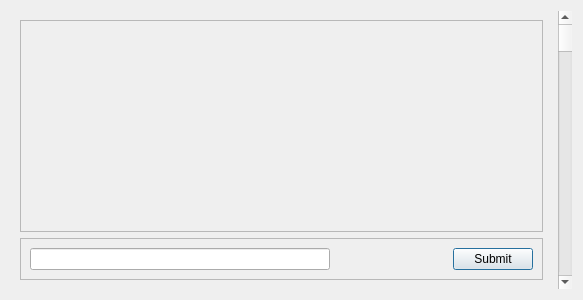
doubledubba/braveirc, file gui/ui/chat.ui: the form before one commit.
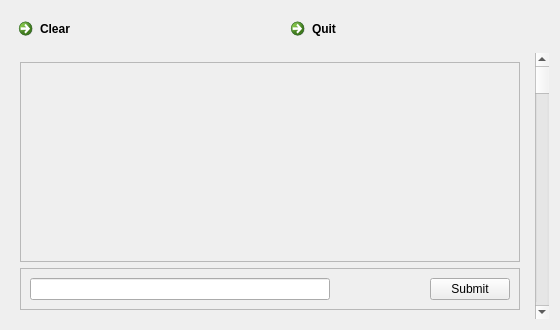
The form after the commit.

Commit message: quit and clear buttons work

What changed in the file:
```diff
--- a/gui/ui/chat.ui
+++ b/gui/ui/chat.ui
@@ -6,15 +6,41 @@
    <rect>
     <x>0</x>
     <y>0</y>
-    <width>583</width>
-    <height>300</height>
+    <width>560</width>
+    <height>330</height>
    </rect>
   </property>
+  <property name="minimumSize">
+   <size>
+    <width>560</width>
+    <height>330</height>
+   </size>
+  </property>
   <property name="windowTitle">
    <string>Dialog</string>
   </property>
+  <layout class="QVBoxLayout" name="verticalLayout_2">
+   <item>
   <layout class="QHBoxLayout" name="horizontalLayout_2">
    <item>
+      <widget class="QCommandLinkButton" name="clear_button">
+       <property name="text">
+        <string>Clear</string>
+       </property>
+      </widget>
+     </item>
+     <item>
+      <widget class="QCommandLinkButton" name="quit_button">
+       <property name="text">
+        <string>Quit</string>
+       </property>
+      </widget>
+     </item>
+    </layout>
+   </item>
+   <item>
+    <layout class="QHBoxLayout" name="horizontalLayout_3">
+     <item>
     <widget class="QWidget" name="widget" native="true">
      <layout class="QVBoxLayout" name="verticalLayout">
       <item>
@@ -92,6 +118,8 @@
     </widget>
    </item>
   </layout>
+   </item>
+  </layout>
  </widget>
  <resources/>
  <connections>
```
Left out of the diff: 57 changed lines with no effect on the pictures. Lines whose indentation alone changed are shown as unchanged. The commit also changes 3 other files.
